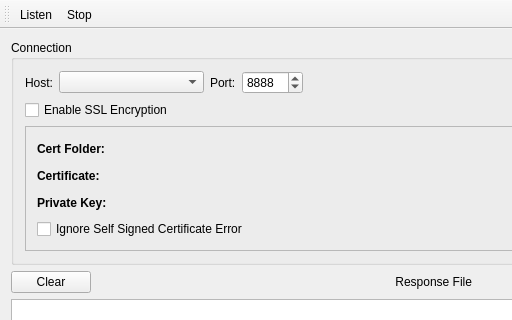
This is Multispeaker/MultiSpeakerServer/MultiSpeakerServer.ui in pnnl/ms-speak as Qt 5 draws it before an edit; both pictures show x 0 to 512 and y 0 to 320 of the 743 by 624 pixel window. The edited form follows.
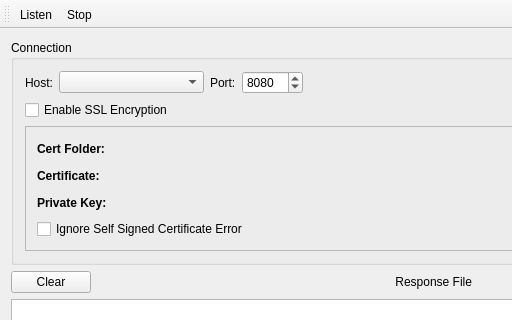
This is the edited form.

Diff of the .ui file:
```diff
--- a/Multispeaker/MultiSpeakerServer/MultiSpeakerServer.ui
+++ b/Multispeaker/MultiSpeakerServer/MultiSpeakerServer.ui
@@ -80,7 +80,7 @@
             <number>65535</number>
            </property>
            <property name="value">
-            <number>8888</number>
+            <number>8080</number>
            </property>
           </widget>
          </item>
```
